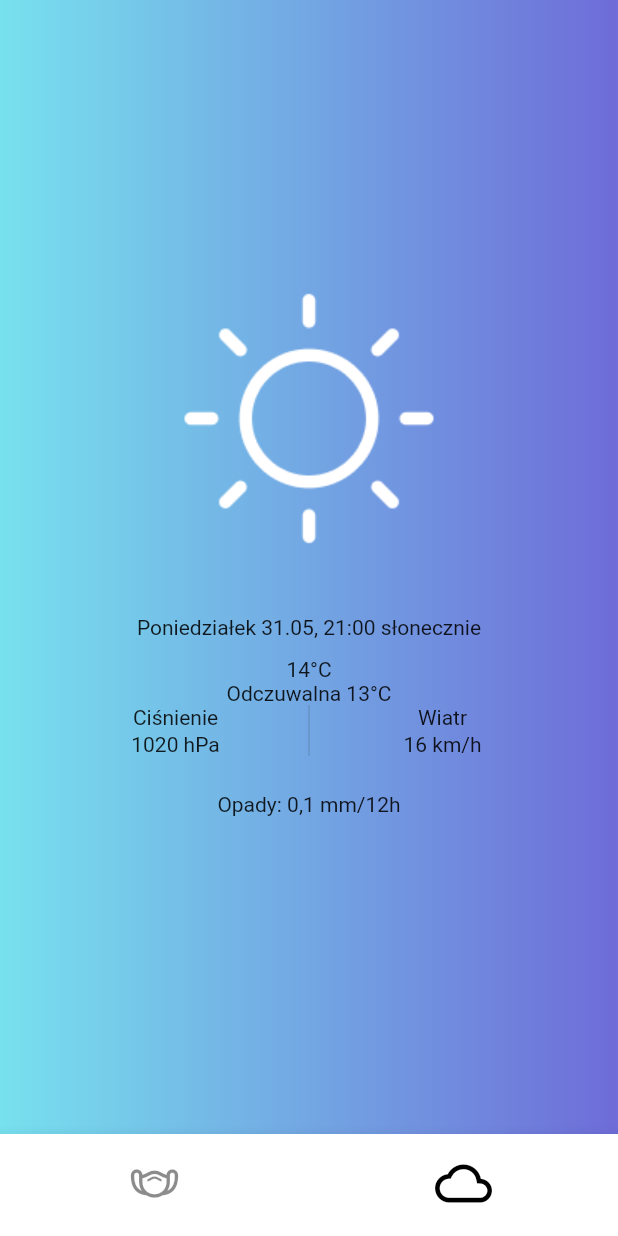
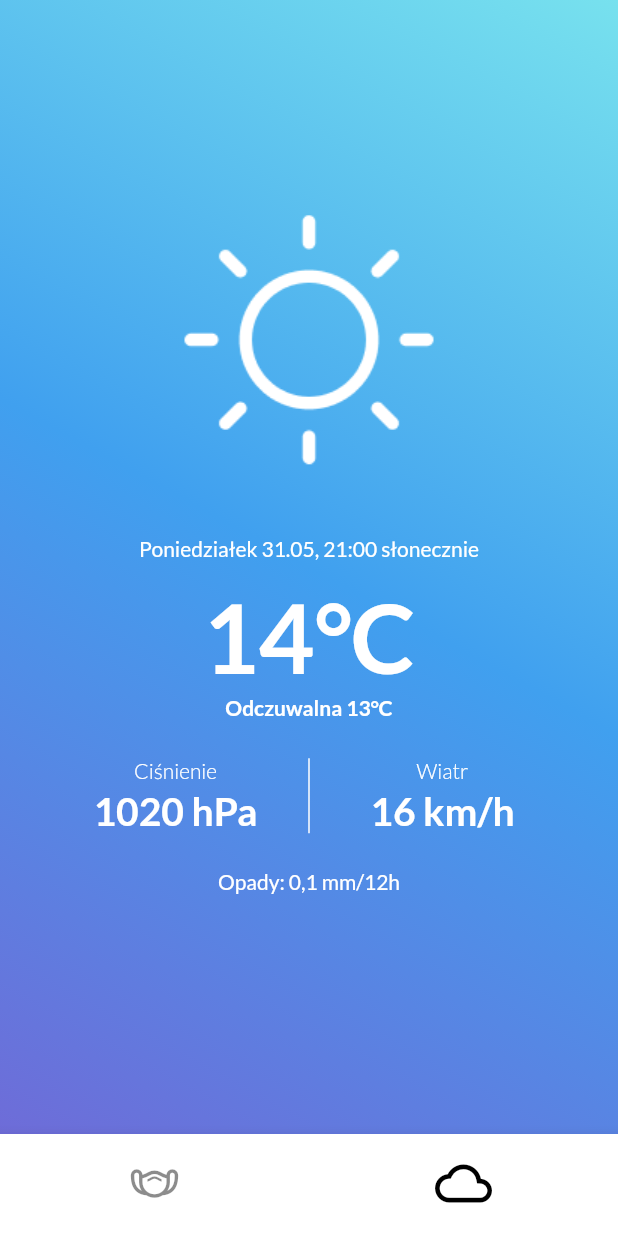
Before and after one commit to KampanieOnline/cleanair, a Flutter app: the screen it shows after launch, on a phone screen of 412 x 824 dp. Run offline on Flutter 3.47's test engine with Material 2 defaults, Android fonts, the phone set to English and light mode, and no system bars; our stand-ins replace google_fonts.

Commit message:
8.2 Stylowanie ekranu pogody

```diff
--- a/lib/WeatherScreen.dart
+++ b/lib/WeatherScreen.dart
@@ -17,9 +17,13 @@ class _WeatherScreenState extends State<WeatherScreen> {
           decoration: BoxDecoration(
               color: new Color(0xffffffff),
               gradient: LinearGradient(
-                  begin: Alignment.centerRight,
-                  end: Alignment.centerLeft,
-                  colors: [new Color(0xff6e6cd8), new Color(0xff77e1ee)])),
+                  begin: Alignment.bottomLeft,
+                  end: Alignment.topRight,
+                  colors: [
+                    new Color(0xff6E6CD8),
+                    new Color(0xff40A0EF),
+                    new Color(0xff77E1EE)
+                  ])),
         ),
         Align(
             alignment: FractionalOffset.center,
@@ -31,10 +35,38 @@ class _WeatherScreenState extends State<WeatherScreen> {
                   image: AssetImage('icons/weather-sunny.png'),
                 ),
                 Padding(padding: EdgeInsets.only(top: 41.0)),
-                Text("Poniedziałek 31.05, 21:00 słonecznie"),
+                Text(
+                  "Poniedziałek 31.05, 21:00 słonecznie",
+                  textAlign: TextAlign.center,
+                  style: GoogleFonts.lato(
+                      textStyle: TextStyle(
+                          fontSize: 14.0,
+                          height: 1.2,
+                          color: Colors.white,
+                          fontWeight: FontWeight.w400)),
+                ),
                 Padding(padding: EdgeInsets.only(top: 12.0)),
-                Text('14°C'),
-                Text('Odczuwalna 13°C'),
+                Text(
+                  '14°C',
+                  textAlign: TextAlign.center,
+                  style: GoogleFonts.lato(
+                      textStyle: TextStyle(
+                          fontSize: 64.0,
+                          height: 1.2,
+                          color: Colors.white,
+                          fontWeight: FontWeight.w700)),
+                ),
+                Text(
+                  'Odczuwalna 13°C',
+                  textAlign: TextAlign.center,
+                  style: GoogleFonts.lato(
+                      textStyle: TextStyle(
+                          fontSize: 14.0,
+                          height: 1.2,
+                          color: Colors.white,
+                          fontWeight: FontWeight.w700)),
+                ),
+                Padding(padding: EdgeInsets.only(top: 25.0)),
                 IntrinsicHeight(
                     child: Row(
                   mainAxisAlignment: MainAxisAlignment.center,
@@ -44,14 +76,33 @@ class _WeatherScreenState extends State<WeatherScreen> {
                       child: Column(
                         mainAxisAlignment: MainAxisAlignment.end,
                         children: [
-                          Text("Ciśnienie"),
+                          Text(
+                            "Ciśnienie",
+                            textAlign: TextAlign.center,
+                            style: GoogleFonts.lato(
+                                textStyle: TextStyle(
+                                    fontSize: 14.0,
+                                    height: 1.2,
+                                    color: Colors.white,
+                                    fontWeight: FontWeight.w300)),
+                          ),
                           Padding(padding: EdgeInsets.only(top: 2.0)),
-                          Text("1020 hPa")
+                          Text(
+                            "1020 hPa",
+                            textAlign: TextAlign.center,
+                            style: GoogleFonts.lato(
+                                textStyle: TextStyle(
+                                    fontSize: 26.0,
+                                    height: 1.2,
+                                    color: Colors.white,
+                                    fontWeight: FontWeight.w700)),
+                          ),
                         ],
                       ),
                     ),
                     VerticalDivider(
                       width: 48,
+                      color: Colors.white,
                       thickness: 1,
                     ),
                     Container(
@@ -59,16 +110,41 @@ class _WeatherScreenState extends State<WeatherScreen> {
                       child: Column(
                         mainAxisAlignment: MainAxisAlignment.start,
                         children: [
-                          Text("Wiatr"),
+                          Text("Wiatr",
+                              textAlign: TextAlign.center,
+                              style: GoogleFonts.lato(
+                                  textStyle: TextStyle(
+                                      fontSize: 14.0,
+                                      height: 1.2,
+                                      color: Colors.white,
+                                      fontWeight: FontWeight.w300))),
                           Padding(padding: EdgeInsets.only(top: 2.0)),
-                          Text("16 km/h")
+                          Text(
+                            "16 km/h",
+                            textAlign: TextAlign.center,
+                            style: GoogleFonts.lato(
+                                textStyle: TextStyle(
+                                    fontSize: 26.0,
+                                    height: 1.2,
+                                    color: Colors.white,
+                                    fontWeight: FontWeight.w700)),
+                          ),
                         ],
                       ),
                     )
                   ],
                 )),
                 Padding(padding: EdgeInsets.only(top: 24.0)),
-                Text("Opady: 0,1 mm/12h"),
+                Text(
+                  "Opady: 0,1 mm/12h",
+                  textAlign: TextAlign.center,
+                  style: GoogleFonts.lato(
+                      textStyle: TextStyle(
+                          fontSize: 14.0,
+                          height: 1.2,
+                          color: Colors.white,
+                          fontWeight: FontWeight.w400)),
+                ),
                 Padding(padding: EdgeInsets.only(top: 68.0)),
               ],
             )),
```
